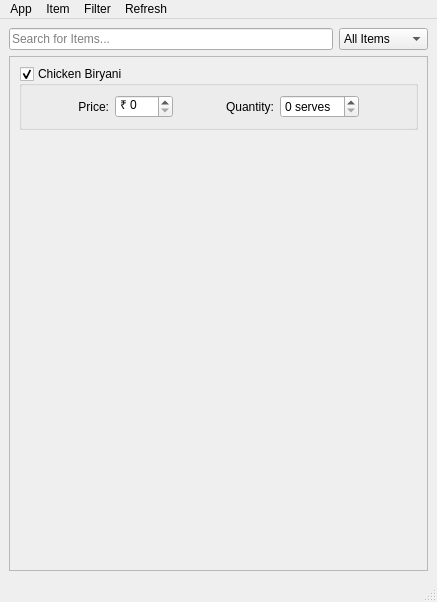
Before: the Qt Designer form gui/ui/temp_window.ui in ajaykumarn3000/QuickBite, drawn with Qt 5.
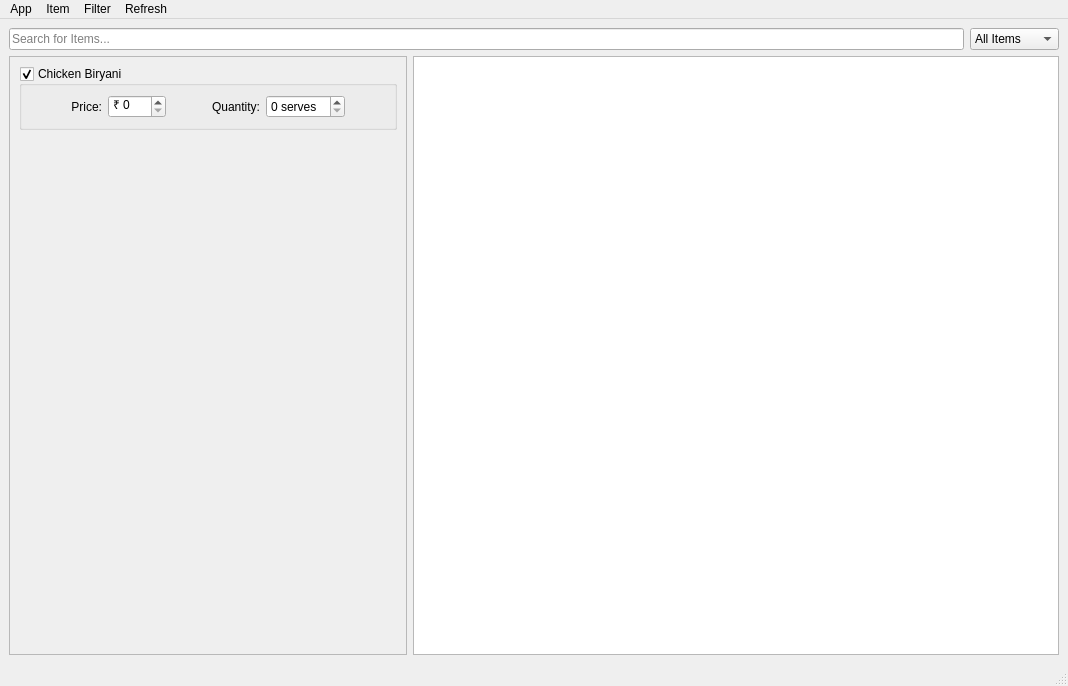
After: the same form once the commit is applied. Icons and pictures are not drawn.

Diff of the .ui file:
```diff
--- a/gui/ui/temp_window.ui
+++ b/gui/ui/temp_window.ui
@@ -6,8 +6,8 @@
    <rect>
     <x>0</x>
     <y>0</y>
-    <width>437</width>
-    <height>602</height>
+    <width>1068</width>
+    <height>686</height>
    </rect>
   </property>
   <property name="minimumSize">
@@ -123,8 +123,16 @@
       </item>
      </layout>
     </item>
+    <item>
+     <layout class="QHBoxLayout" name="centra_horizontal_layout">
     <item>
      <widget class="QScrollArea" name="scroll_area">
+        <property name="sizePolicy">
+         <sizepolicy hsizetype="Minimum" vsizetype="Expanding">
+          <horstretch>0</horstretch>
+          <verstretch>0</verstretch>
+         </sizepolicy>
+        </property>
       <property name="widgetResizable">
        <bool>true</bool>
       </property>
@@ -136,8 +144,8 @@
         <rect>
          <x>0</x>
          <y>0</y>
-         <width>411</width>
-         <height>483</height>
+           <width>432</width>
+           <height>576</height>
         </rect>
        </property>
        <layout class="QVBoxLayout" name="verticalLayout_2">
@@ -270,6 +278,15 @@
       </widget>
      </widget>
     </item>
+      <item>
+       <widget class="QTableView" name="display_orders">
+        <property name="sortingEnabled">
+         <bool>true</bool>
+        </property>
+       </widget>
+      </item>
+     </layout>
+    </item>
    </layout>
   </widget>
   <widget class="QMenuBar" name="menubar">
@@ -277,8 +294,8 @@
     <rect>
      <x>0</x>
      <y>0</y>
-     <width>437</width>
-     <height>24</height>
+     <width>1068</width>
+     <height>26</height>
     </rect>
    </property>
    <widget class="QMenu" name="item">
```
Left out of the diff: 80 changed lines with no effect on the pictures. Lines whose indentation alone changed are shown as unchanged.
